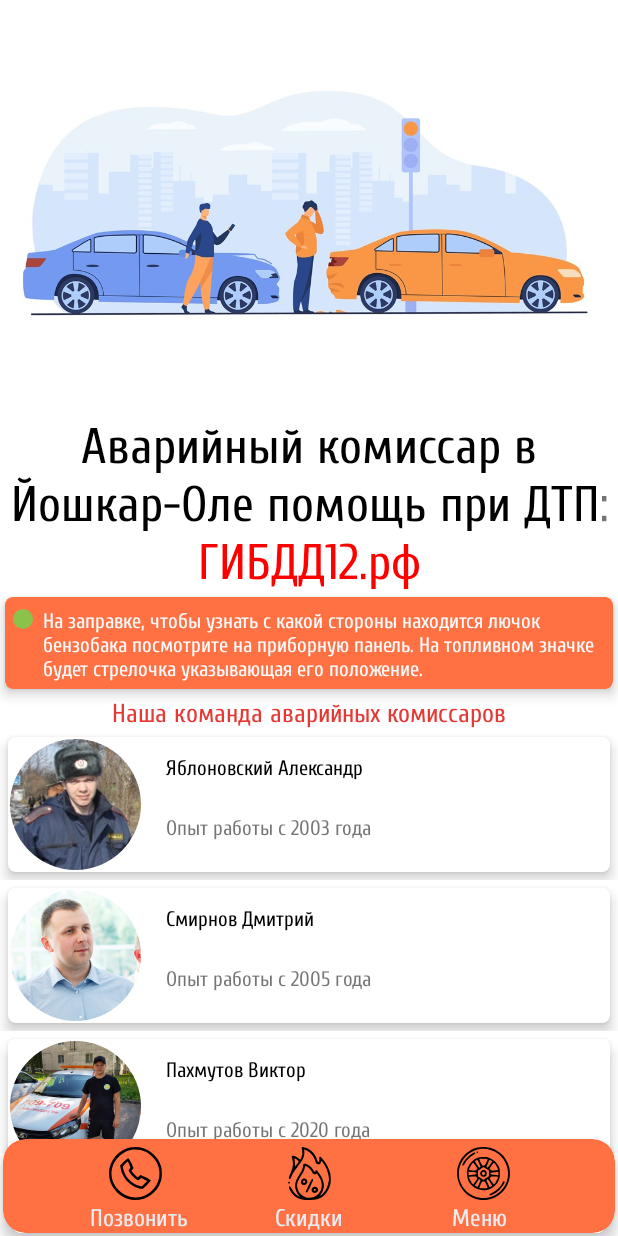
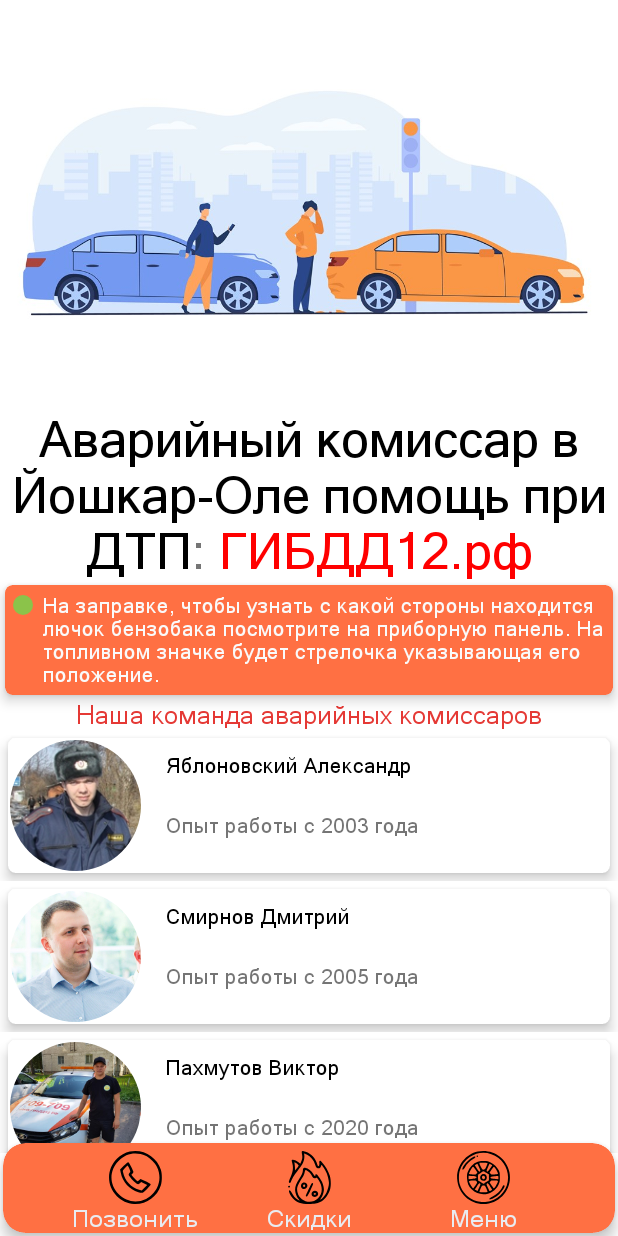
Before and after one commit to matr1x244/gibdd.yola, an Android app: the screen it shows after launch (MainActivity), on a phone screen of 412 x 824 dp. Run offline under Robolectric (Android 15) with nearby library versions, the phone set to English and light mode, and no system bars; libraries missing offline, so code that uses them is left out: com.jakewharton.retrofit2; pictures from the network do not load.

Commit message:
Подправил косяк с arrays, подправил косяк с bullet spannable, закинул для теста шрифт microsoft sans serif

```diff
--- a/app/src/main/java/com/geekbrains/gibddyola/ui/main/MainFragment.kt
+++ b/app/src/main/java/com/geekbrains/gibddyola/ui/main/MainFragment.kt
@@ -232,7 +232,7 @@ class MainFragment : Fragment() {
         viewModel.flowData.observe(viewLifecycleOwner) { tooltipChar ->
             toolTipChars += tooltipChar
 
-            if (Build.VERSION.SDK_INT >= Build.VERSION_CODES.O) {
+            if (Build.VERSION.SDK_INT >= Build.VERSION_CODES.R) {
                 val spannableStringBuilder = SpannableStringBuilder(toolTipChars)
                 spannableStringBuilder.setSpan(
                     BulletSpan(
--- /dev/null
+++ b/app/src/main/res/values/arrays.xml
@@ -0,0 +1,6 @@
+<?xml version="1.0" encoding="utf-8"?>
+<resources>
+    <array name="preloaded_fonts">
+        <item></item>
+    </array>
+</resources>
--- a/app/src/main/res/values/themes.xml
+++ b/app/src/main/res/values/themes.xml
@@ -2,17 +2,17 @@
     <!-- Base application theme. -->
     <style name="Theme.Gibddyola" parent="Theme.MaterialComponents.Light.NoActionBar">
         <!-- Primary brand color. -->
-        <item name="colorPrimary">@color/light_blue_500</item>
+        <item name="colorPrimary">@color/amber_orange_400</item>
         <item name="colorPrimaryVariant">@color/black</item>
         <item name="colorOnPrimary">@color/white</item>
         <!-- Secondary brand color. -->
-        <item name="colorSecondary">@color/light_blue_300</item>
-        <item name="colorSecondaryVariant">@color/light_blue_600</item>
+        <item name="colorSecondary">@color/amber_orange_300</item>
+        <item name="colorSecondaryVariant">@color/amber_orange_200</item>
         <item name="colorOnSecondary">@color/black</item>
         <!-- Status bar color. -->
         <item name="android:statusBarColor" tools:targetApi="l">?attr/colorPrimaryVariant</item>
         <item name="android:navigationBarColor">@color/black</item>
-        <item name="fontFamily">@font/cuprum</item>
+        <item name="fontFamily">@font/microsoftsansserif</item>
 
 
         <!-- Customize your theme here. -->
```
Also changed, not shown: app/src/main/res/font/microsoftsansserif.ttf (added).
